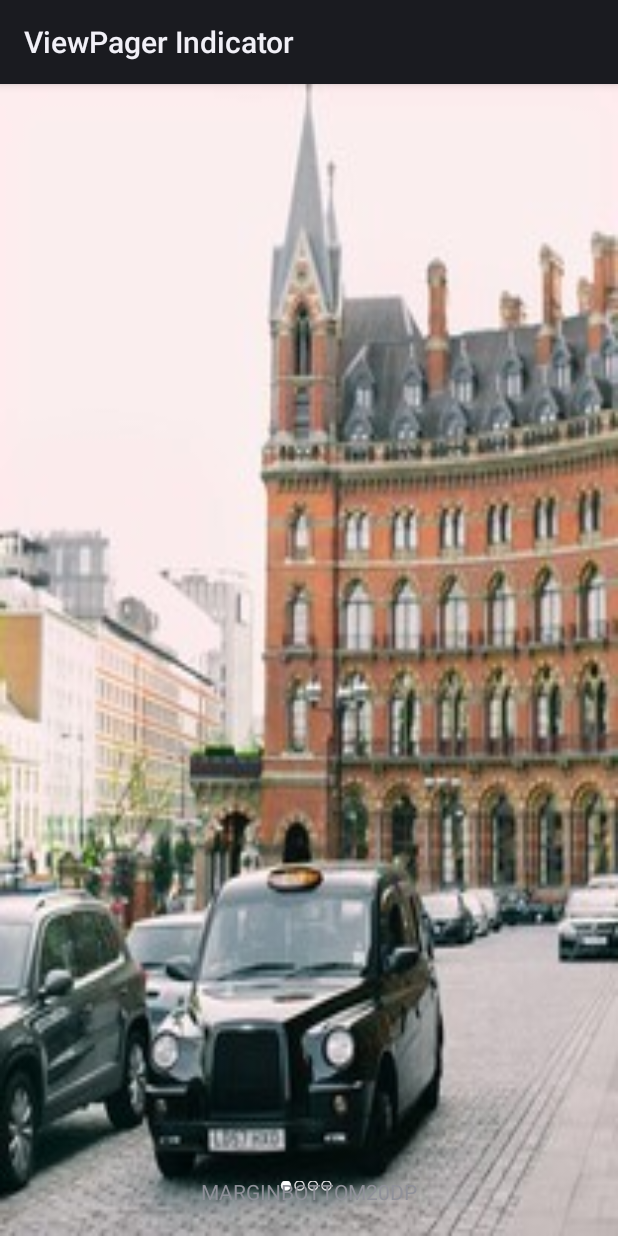
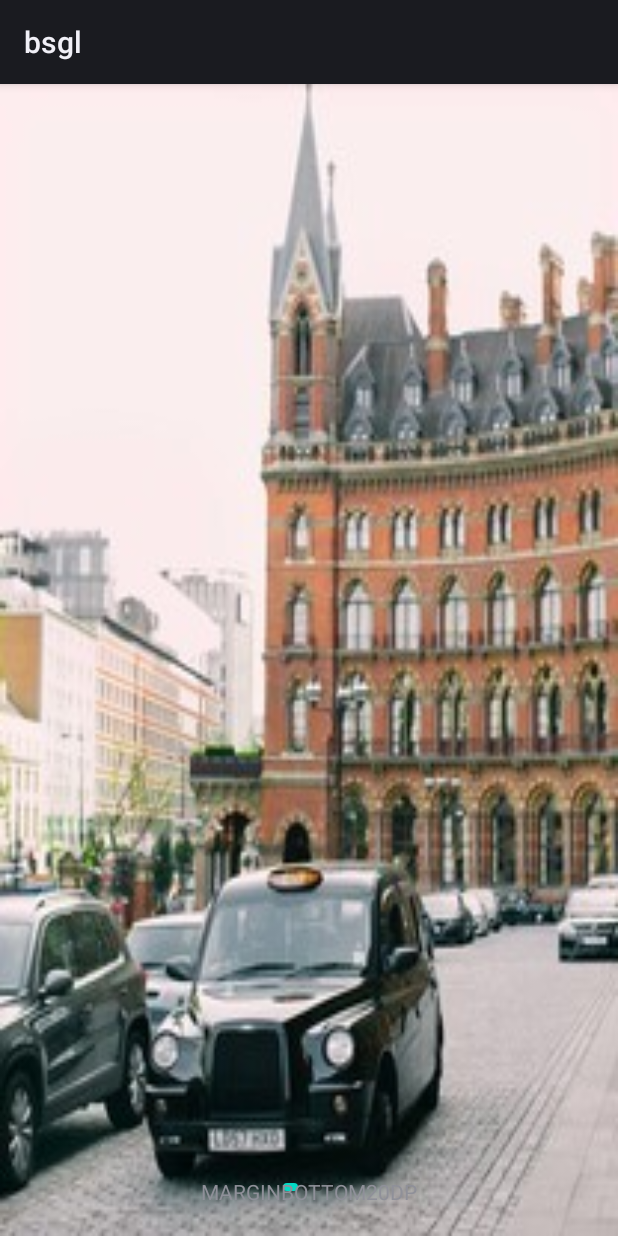
Before and after one commit to hfc123/bsgl, an Android app: the screen it shows after launch (MainActivity1), on a phone screen of 412 x 824 dp. Run offline under Robolectric (Android 15) with nearby library versions, the phone set to English and light mode, and no system bars; libraries missing offline, so code that uses them is left out: com.ydtx.jobmanage; pictures from the network do not load.

Commit message:
jdindicator

```diff
--- a/app/src/main/AndroidManifest.xml
+++ b/app/src/main/AndroidManifest.xml
@@ -12,7 +12,7 @@
 
         <activity
             android:name=".MainActivity1"
-            android:label="ViewPager Indicator">
+          >
 
             <intent-filter>
                 <action android:name="android.intent.action.MAIN" />
--- a/app/src/main/java/com/hfc/bsgl/MainActivity1.java
+++ b/app/src/main/java/com/hfc/bsgl/MainActivity1.java
@@ -3,9 +3,7 @@ package com.hfc.bsgl;
 import android.os.Bundle;
 import android.support.annotation.Nullable;
 
-import com.hfc.libs.banner.interfaces.HFCBanner;
-import com.hfc.libs.banner.transformer.CubePageTransformer;
-import com.hfc.libs.banner.transformer.CubeTransformer;
+import com.hfc.libs.banner.transformer3d.CubeTransformer;
 import com.hfc.libs.banner.view.FCBanner;
 import com.hfc.libs.test.TestActivity;
 
@@ -24,13 +22,6 @@ public class MainActivity1 extends TestActivity {
     @Override
     protected void onCreate(@Nullable Bundle savedInstanceState) {
         super.onCreate(savedInstanceState);
-        List<Object> iis= new ArrayList<>();
-        iis.add(com.hfc.libs.R.drawable.bg1);
-        iis.add(com.hfc.libs.R.drawable.bg2);
-        iis.add(com.hfc.libs.R.drawable.bg3);
-        iis.add(com.hfc.libs.R.drawable.bg4);
-        FCBanner bn= findViewById(R.id.hfcbanner);
-        bn.setBannerList(iis);
-        bn.setTransformer(new CubeTransformer());
+
     }
 }
--- /dev/null
+++ b/libs/src/main/java/com/hfc/libs/banner/jdindicator/JDViewIndicator.java
@@ -0,0 +1,307 @@
+package com.hfc.libs.banner.jdindicator;
+
+import android.content.Context;
+import android.graphics.Paint;
+import android.graphics.drawable.ShapeDrawable;
+import android.graphics.drawable.shapes.OvalShape;
+import android.graphics.drawable.shapes.RoundRectShape;
+import android.support.annotation.ColorRes;
+import android.support.annotation.IntegerRes;
+import android.support.annotation.Nullable;
+import android.support.v4.view.ViewPager;
+import android.util.AttributeSet;
+import android.util.Log;
+import android.view.Gravity;
+import android.view.View;
+import android.view.ViewGroup;
+import android.widget.ImageView;
+import android.widget.LinearLayout;
+
+import com.hfc.libs.R;
+import com.hfc.libs.banner.jakewhartonindicator.PageIndicator;
+
+
+public class JDViewIndicator extends LinearLayout implements PageIndicator {
+
+    public JDViewIndicator(Context context) {
+        this(context, null);
+    }
+
+    public JDViewIndicator(Context context, @Nullable AttributeSet attrs) {
+        this(context, attrs, 0);
+    }
+
+    public JDViewIndicator(Context context, @Nullable AttributeSet attrs, int defStyleAttr) {
+        super(context, attrs, defStyleAttr);
+        setOrientation(LinearLayout.HORIZONTAL);
+        setGravity(Gravity.CENTER);
+        setSize(5);
+        setDrawableColorResources(R.color.white_20, R.color.white);
+    }
+
+    private int drawableWidth;
+    private int drawableHeight;
+    private int drawableSelectWidth;
+    private int drawableSelectHeight;
+    private ShapeDrawable drawableNormal;
+    private ShapeDrawable drawableSelect;
+    private int alphaNormal = 255;
+    private int alphaSelect = 255;
+
+    public void setSize(int size) {
+        if (this.drawableWidth != size || this.drawableHeight != size) {
+            setSize(size, size);
+        }
+    }
+
+    public void setSize(int drawableWidth, int drawableHeight) {
+        if (this.drawableWidth != drawableWidth || this.drawableHeight != drawableHeight) {
+            this.drawableWidth = drawableWidth;
+            this.drawableHeight = drawableHeight;
+            notifyDataSetChanged();
+        }
+    }
+
+    public void setSizeSelectResources(@IntegerRes int width, @IntegerRes int height) {
+        setSizeSelect(getResources().getInteger(width), getResources().getInteger(height));
+    }
+
+    public void setSizeSelect(int drawableWidth, int drawableHeight) {
+        boolean change = false;
+        if (this.drawableSelectWidth != drawableWidth || this.drawableSelectHeight != drawableHeight) {
+            this.drawableSelectWidth = drawableWidth;
+            this.drawableSelectHeight = drawableHeight;
+            change = true;
+        }
+        if (drawableSelect != null && drawableWidth != drawableHeight) {
+            int width = dp2px(drawableWidth);
+            int height = dp2px(drawableHeight);
+            int size;
+            if (width > height) {
+                size = height;
+            } else {
+                size = width;
+            }
+            drawableSelect.setShape(new RoundRectShape(new float[]{size, size, size, size, size, size, size, size}, null, null));
+        }
+        if (change) {
+            notifyDataSetChanged();
+        }
+    }
+
+    public void setColorResourcesForAlpha(@ColorRes int colorSelect) {
+        setDrawableColor(getResources().getColor(colorSelect), getResources().getColor(colorSelect),
+                96, this.alphaSelect);
+    }
+
+    public void setDrawableColorResources(@ColorRes int colorNormal, @ColorRes int colorSelect) {
+        setDrawableColor(getResources().getColor(colorNormal), getResources().getColor(colorSelect),
+                this.alphaNormal, this.alphaSelect);
+    }
+
+    public void setDrawableColor(int colorNormal, int colorSelect) {
+        setDrawableColor(colorNormal, colorSelect, this.alphaNormal, this.alphaSelect);
+    }
+
+    public void setDrawableColor(int colorNormal, int colorSelect, int alphaNormal, int alphaSelect) {
+        boolean change = false;
+        if (drawableNormal == null) {
+            drawableNormal = new ShapeDrawable(new OvalShape());
+            drawableNormal.getPaint().setStyle(Paint.Style.FILL);
+            change = true;
+        }
+        if (drawableSelect == null) {
+            drawableSelect = new ShapeDrawable(new OvalShape());
+            drawableSelect.getPaint().setStyle(Paint.Style.FILL);
+            change = true;
+        }
+        if (drawableNormal.getPaint().getColor() != colorNormal) {
+            drawableNormal.getPaint().setColor(colorNormal);
+            change = true;
+        }
+        if (drawableSelect.getPaint().getColor() != colorSelect) {
+            drawableSelect.getPaint().setColor(colorSelect);
+            change = true;
+        }
+        if (this.alphaNormal != alphaNormal) {
+            this.alphaNormal = alphaNormal;
+            drawableNormal.setAlpha(this.alphaNormal);
+        }
+        if (this.alphaSelect != alphaSelect) {
+            this.alphaSelect = alphaSelect;
+            drawableSelect.setAlpha(this.alphaSelect);
+        }
+        if (change) {
+            notifyDataSetChanged();
+        }
+    }
+
+    private int mCount;
+    private int mPosition;
+
+    public void setCount(int count) {
+        if (this.mCount != count) {
+            this.mCount = count;
+            notifyDataSetChanged();
+        }
+    }
+
+    public void to(int position) {
+        if (this.mPosition != position) {
+            this.mPosition = position;
+            notifyDataSetChanged();
+        }
+    }
+
+    public int getCount() {
+        return mCount;
+    }
+
+    public int getPosition() {
+        return mPosition;
+    }
+    ViewPager viewPager ;
+    @Override
+    public void setViewPager(ViewPager view) {
+        viewPager =view;
+        view.setOnPageChangeListener(this);
+        setCount(view.getAdapter().getCount()-2);
+    }
+
+    @Override
+    public void setViewPager(ViewPager view, int initialPosition) {
+
+    }
+
+    @Override
+    public void setCurrentItem(int item) {
+
+    }
+
+    @Override
+    public void setOnPageChangeListener(ViewPager.OnPageChangeListener listener) {
+
+    }
+
+    public void notifyDataSetChanged() {
+        if (getVisibility() == GONE || getVisibility() == INVISIBLE) {
+            return;
+        }
+        setVisibility(VISIBLE);
+
+        int count = getCount();
+
+        if (count <= 1) {
+            removeAllViews();
+            return;
+        }
+
+        if (getChildCount() > count) {
+            for (int i = 0; i < getChildCount() - count; i++) {
+                removeView(getChildAt(i));
+                i--;
+            }
+        }
+
+        for (int i = 0; i < count; i++) {
+            if (getChildCount() <= i) {
+                LayoutParams params = new LayoutParams(
+                        ViewGroup.LayoutParams.WRAP_CONTENT,
+                        ViewGroup.LayoutParams.WRAP_CONTENT);
+                ImageView view = new ImageView(getContext());
+                addView(view, params);
+            }
+            View view = getChildAt(i);
+            LayoutParams layoutParams = (LayoutParams) view.getLayoutParams();
+            int drawableWidth = dp2px(this.drawableWidth);
+            int drawableHeight = dp2px(this.drawableHeight);
+            if (i == getPosition()
+                    && this.drawableSelectHeight > 0 && this.drawableSelectWidth > 0) {
+                int drawableSelectWidth = dp2px(this.drawableSelectWidth);
+                int drawableSelectHeight = dp2px(this.drawableSelectHeight);
+                layoutParams.width = drawableSelectWidth;
+                layoutParams.height = drawableSelectHeight;
+            } else {
+                layoutParams.width = drawableWidth;
+                layoutParams.height = drawableHeight;
+            }
+            layoutParams.leftMargin = drawableWidth / 3;
+            layoutParams.rightMargin = drawableWidth / 3;
+            view.setVisibility(VISIBLE);
+            if (view instanceof ImageView) {
+                view.setLayoutParams(layoutParams);
+                view.setBackground(
+                        i == getPosition() ?
+                                this.drawableSelect : this.drawableNormal);
+            }
+        }
+    }
+
+    private int dp2px(int dp) {
+        final float scale = getResources().getDisplayMetrics().density;
+        return (int) (dp * scale + 0.5f);
+    }
+    float mPageOffset;
+    @Override
+    public void onPageScrolled(int i, float positionOffset, int i1) {
+        //需要变换则需要用ondraw方法否则控件容易变形
+     /*  Log.e("onPageScrolled: ", +viewPager.getCurrentItem()+","+i);
+        int topositon;
+        if (viewPager.getCurrentItem()>i){
+            //左边滑动
+            mPageOffset = 1-positionOffset;
+            topositon=viewPager.getCurrentItem()-1;
+        }else {
+            //右边滑动
+            mPageOffset =  positionOffset;
+            topositon=viewPager.getCurrentItem()+1;
+        }
+        Log.e("onPageScrolled: ",mPosition+","+i+","+mPageOffset+"," +i1);
+        if (topositon==0){
+            reSetViewSize(mPosition,mCount-1);
+        }else if (topositon==mCount+1){
+            reSetViewSize(mPosition,0);
+        }else {
+            reSetViewSize(mPosition,topositon-1);
+        }*/
+    }
+    private void reSetViewSize(int a1, int a2){
+        int drawableSelectWidth = dp2px(this.drawableSelectWidth);
+        int drawableWidth = dp2px(this.drawableWidth);
+
+        View v1=getChildAt(a1);
+            View v2= getChildAt(a2);
+        if (v1==null||v2==null){
+            return;
+        }
+        ViewGroup.LayoutParams p1 = v1.getLayoutParams();
+        ViewGroup.LayoutParams p2 = v2.getLayoutParams();
+        p1.width= (int) (drawableSelectWidth-(drawableSelectWidth-drawableWidth)*mPageOffset);
+        p2.width= (int) (drawableWidth+(drawableSelectWidth-drawableWidth)*mPageOffset);
+        Log.e("reSetViewSize: ",alphaSelect-mPageOffset*(alphaSelect-alphaNormal)+"" );
+        if (v1 instanceof ImageView) {
+//            v1.getBackground().setAlpha((int) (alphaSelect-mPageOffset*(alphaSelect-alphaNormal)));
+//            v2.getBackground().setAlpha((int) (alphaNormal+mPageOffset*(alphaSelect-alphaNormal)));
+        }
+
+        v1.setLayoutParams(p1);
+        v2.setLayoutParams(p2);
+
+    }
+    @Override
+    public void onPageSelected(int i) {
+        Log.e( "onPageSelected: ",i+"" );
+      if (i==0){
+          to(mCount-1);
+      }else if (i==mCount+1){
+          to(0);
+      }else {
+          to(i-1);
+      }
+    }
+
+    @Override
+    public void onPageScrollStateChanged(int i) {
+
+    }
+}
--- a/libs/src/main/java/com/hfc/libs/banner/transformer/CubeTransformer.java
+++ b/libs/src/main/java/com/hfc/libs/banner/transformer3d/CubeTransformer.java
@@ -1,4 +1,4 @@
-package com.hfc.libs.banner.transformer;
+package com.hfc.libs.banner.transformer3d;
 
 import android.support.v4.view.ViewPager;
 import android.view.View;
--- a/libs/src/main/java/com/hfc/libs/banner/view/FCBanner.java
+++ b/libs/src/main/java/com/hfc/libs/banner/view/FCBanner.java
@@ -1,34 +1,28 @@
 package com.hfc.libs.banner.view;
 
-import android.app.AlertDialog;
 import android.content.Context;
 import android.os.Build;
 import android.support.annotation.RequiresApi;
 import android.support.v4.view.PagerAdapter;
 import android.support.v4.view.ViewPager;
-import android.text.Layout;
 import android.util.AttributeSet;
 import android.util.Log;
-import android.view.LayoutInflater;
 import android.view.MotionEvent;
 import android.view.View;
 import android.view.ViewGroup;
 import android.widget.RelativeLayout;
 
-import com.hfc.libs.R;
 import com.hfc.libs.banner.adapter.HFCViewAdapter;
 import com.hfc.libs.banner.imageloader.DefaultImageView;
 import com.hfc.libs.banner.interfaces.HFCPagerTransformer;
 import com.hfc.libs.banner.interfaces.ViewCreator;
 import com.hfc.libs.banner.jakewhartonindicator.CirclePageIndicator;
 import com.hfc.libs.banner.jakewhartonindicator.PageIndicator;
-import com.hfc.libs.banner.transformer.CubeTransformer;
 import com.hfc.libs.dputils.DimUtil;
 import com.hfc.libs.toast.IToast;
 
 import java.lang.ref.WeakReference;
 import java.util.ArrayList;
-import java.util.Arrays;
 import java.util.List;
 
 /**
@@ -85,7 +79,7 @@ public class FCBanner extends RelativeLayout implements ViewPager.OnPageChangeLi
         }
         View  pageIndicatorV= (View) pageIndicator;
         this.pageIndicator =pageIndicator;
-        RelativeLayout.LayoutParams params = new RelativeLayout.LayoutParams(ViewGroup.LayoutParams.WRAP_CONTENT,ViewGroup.LayoutParams.WRAP_CONTENT);
+        RelativeLayout.LayoutParams params = new RelativeLayout.LayoutParams(ViewGroup.LayoutParams.MATCH_PARENT,ViewGroup.LayoutParams.WRAP_CONTENT);
         params.addRule(RelativeLayout.ALIGN_PARENT_BOTTOM);
         params.addRule(CENTER_HORIZONTAL);
         //代码接收的是Pixel 需抓换成px
@@ -94,6 +88,8 @@ public class FCBanner extends RelativeLayout implements ViewPager.OnPageChangeLi
         addView(pageIndicatorV);
         if (viewPager!=null)
         pageIndicator.setViewPager(viewPager);
+
+//        invalidate();
     }
     private void initViewPager() {
         if (viewPager==null)
@@ -140,7 +136,9 @@ public class FCBanner extends RelativeLayout implements ViewPager.OnPageChangeLi
     }
 
     public void setPageIndicator(PageIndicator pageIndicator) {
-        this.pageIndicator = pageIndicator;
+
+        initIndicator(pageIndicator);
+
     }
 
 
--- a/libs/src/main/java/com/hfc/libs/test/TestActivity.java
+++ b/libs/src/main/java/com/hfc/libs/test/TestActivity.java
@@ -9,8 +9,12 @@ import android.widget.TextView;
 import android.widget.Toast;
 
 import com.hfc.libs.R;
+import com.hfc.libs.banner.jdindicator.JDViewIndicator;
+import com.hfc.libs.banner.transformer3d.CubeTransformer;
+import com.hfc.libs.banner.view.FCBanner;
 import com.ydtx.jobmanage.library.dialog.ListViewDialog;
 
+import java.util.ArrayList;
 import java.util.Arrays;
 import java.util.List;
 
@@ -35,7 +39,20 @@ public class TestActivity extends Activity {
                 showListView();
             }
         });
+        List<Object> iis= new ArrayList<>();
+        iis.add(com.hfc.libs.R.drawable.bg1);
+        iis.add(com.hfc.libs.R.drawable.bg2);
+        iis.add(com.hfc.libs.R.drawable.bg3);
+        iis.add(com.hfc.libs.R.drawable.bg4);
+        FCBanner bn= findViewById(R.id.hfcbanner);
+        bn.setBannerList(iis);
+        bn.setTransformer(new CubeTransformer());
 
+        JDViewIndicator jdViewIndicator =  new JDViewIndicator(this);
+        jdViewIndicator.setSizeSelectResources(R.integer.indicator_width, R.integer.indicator_height);
+        jdViewIndicator.setColorResourcesForAlpha(R.color.colorAccent);
+        jdViewIndicator.setDrawableColorResources(R.color.black,R.color.colorAccent);
+        bn.setPageIndicator(jdViewIndicator);
     }
 
     private void showListView() {
--- a/libs/src/main/res/values/colors.xml
+++ b/libs/src/main/res/values/colors.xml
@@ -5,4 +5,5 @@
     <color name="colorAccent">#03DAC5</color>
     <color name="transtport">#00FFFFFF</color>
     <color name="black">#ff000000</color>
+    <color name="white_20">#33FFFFFF</color>
 </resources>
--- /dev/null
+++ b/libs/src/main/res/values/integers.xml
@@ -0,0 +1,5 @@
+<?xml version="1.0" encoding="utf-8"?>
+<resources>
+    <integer name="indicator_width">10</integer>
+    <integer name="indicator_height">5</integer>
+</resources>
```
